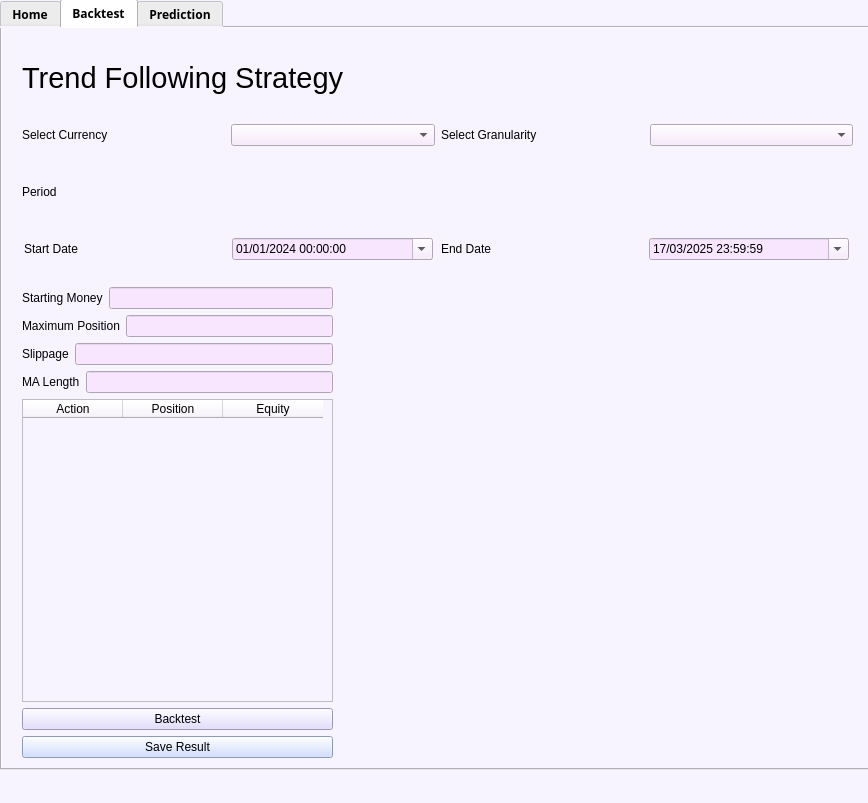
Old version of the form UI/MainWindow.ui in the repository LeeMinNguyeen/ML-final.
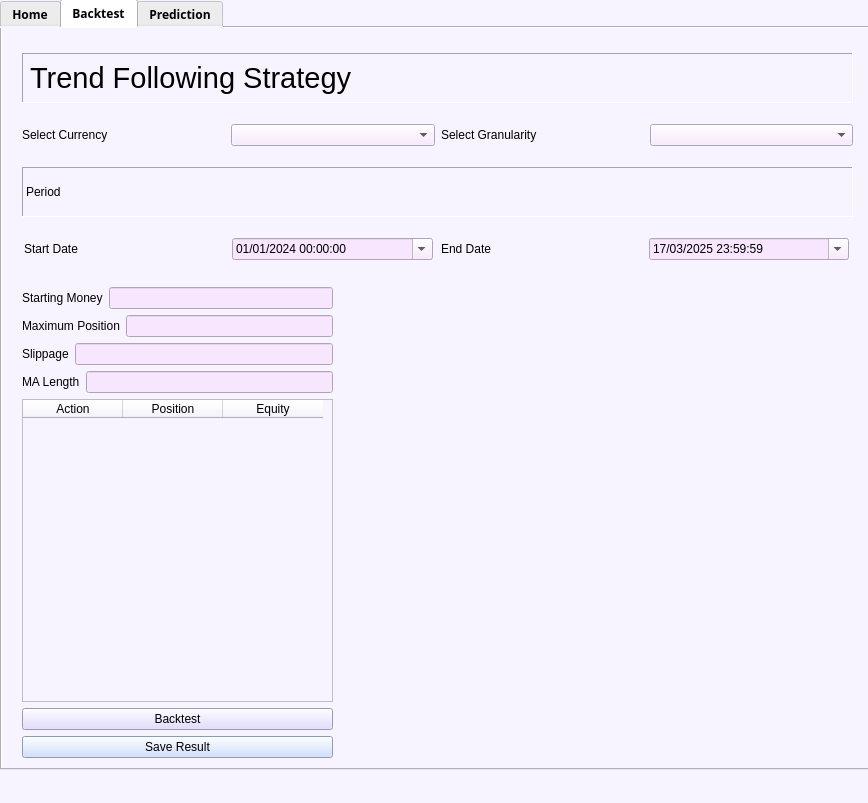
New version of the form. Icons and pictures are not drawn.

Patch:
```diff
--- a/UI/MainWindow.ui
+++ b/UI/MainWindow.ui
@@ -575,6 +575,12 @@
     color: white; /* Hoặc màu chữ tùy chỉnh */
 }</string>
          </property>
+         <property name="frameShape">
+          <enum>QFrame::Panel</enum>
+         </property>
+         <property name="frameShadow">
+          <enum>QFrame::Sunken</enum>
+         </property>
          <property name="text">
           <string>Trend Following Strategy</string>
          </property>
@@ -672,6 +678,12 @@
     background-color: transparent; /* Hoặc đặt màu nền khác nếu cần */
 }</string>
          </property>
+         <property name="frameShape">
+          <enum>QFrame::Panel</enum>
+         </property>
+         <property name="frameShadow">
+          <enum>QFrame::Sunken</enum>
+         </property>
          <property name="text">
           <string>Period</string>
          </property>
```
